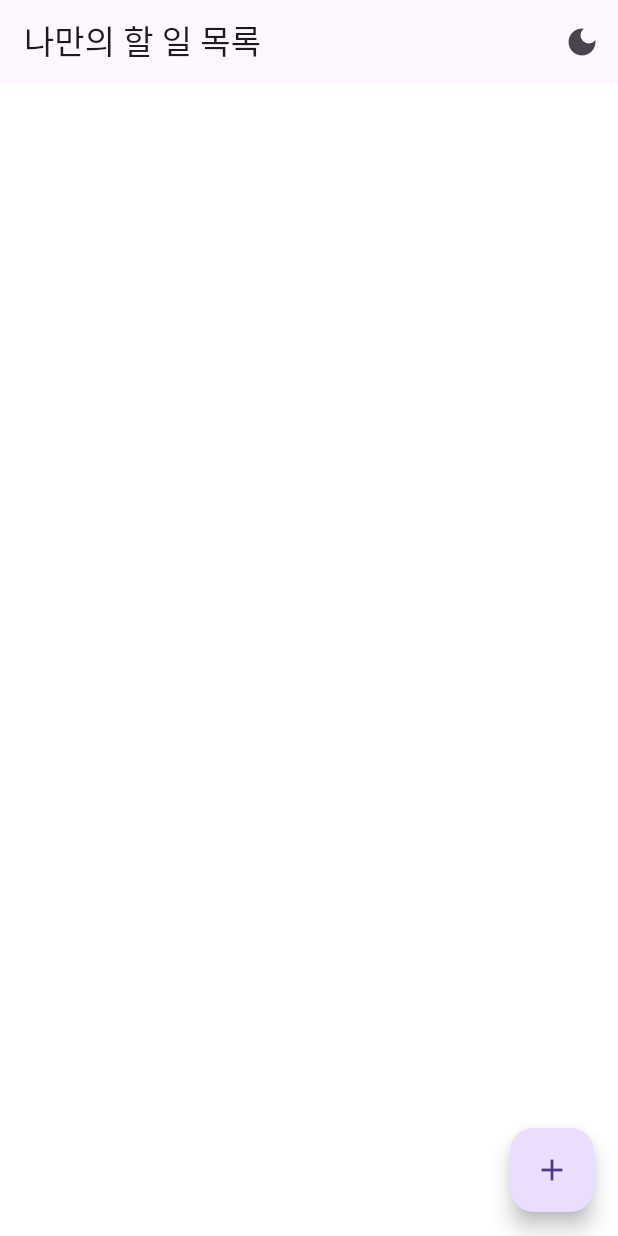
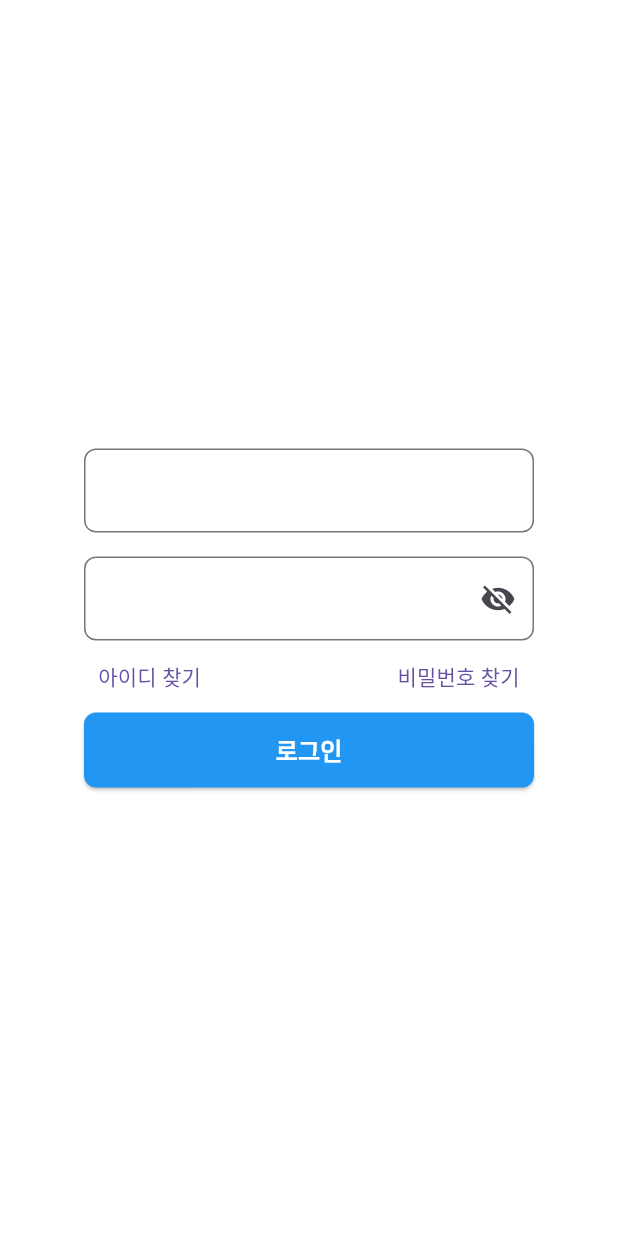
Before and after one commit to J1NWAN/getx_todo_list_app, a Flutter app: the screen it shows after launch, on a phone screen of 412 x 824 dp. Run offline on Flutter 3.47's test engine with Material 3 defaults, Android fonts, the light colour scheme and no system bars; our stand-ins replace device_info_plus, get, get_storage, package_info_plus.

Commit message:
로그인 화면 추가

```diff
--- a/lib/app/modules/home/controllers/home_controller.dart
+++ b/lib/app/modules/home/controllers/home_controller.dart
@@ -1,6 +1,7 @@
 import 'package:flutter/material.dart';
 import 'package:get/get.dart';
 import 'package:getx_app_base/app/core/utils/dialog_utils.dart';
+import 'package:getx_app_base/app/core/widgets/dialogs/multi_input_dialog.dart';
 import 'package:getx_app_base/app/data/models/todo_model.dart';
 import 'package:getx_app_base/app/data/services/storage_service.dart';
 import 'package:uuid/uuid.dart';
@@ -97,4 +98,40 @@ class HomeController extends GetxController {
       );
     }
   }
+
+  Future<void> multiInputDialog() async {
+    final result = await Get.dialog<List<String>>(
+      MultiInputDialog(
+        title: '사용자 정보 입력',
+        message: '아래 정보를 입력해주세요.',
+        fields: [
+          InputField(
+            label: '이름',
+            hintText: '이름을 입력하세요',
+            keyboardType: TextInputType.name,
+            isRequired: true,
+          ),
+          InputField(
+            label: '이메일',
+            hintText: '이메일을 입력하세요',
+            keyboardType: TextInputType.emailAddress,
+          ),
+          InputField(
+            label: '전화번호',
+            hintText: '전화번호를 입력하세요',
+            keyboardType: TextInputType.phone,
+          ),
+        ],
+        confirmText: '저장',
+        cancelText: '취소',
+      ),
+    );
+
+    if (result != null) {
+      final name = result[0];
+      final email = result[1];
+      final phone = result[2];
+      // 결과 처리
+    }
+  }
 }
--- a/lib/app/modules/home/views/home_view.dart
+++ b/lib/app/modules/home/views/home_view.dart
@@ -1,8 +1,6 @@
 import 'package:flutter/material.dart';
 import 'package:get/get.dart';
 import 'package:getx_app_base/app/core/theme/theme_controller.dart';
-import 'package:getx_app_base/app/core/utils/dialog_utils.dart';
-import 'package:getx_app_base/app/core/widgets/buttons/custom_button.dart';
 import 'package:getx_app_base/app/modules/home/controllers/home_controller.dart';
 
 class HomeView extends GetView<HomeController> {
--- /dev/null
+++ b/lib/app/modules/login/controllers/login_controller.dart
@@ -0,0 +1,11 @@
+import 'package:flutter/material.dart';
+import 'package:get/get.dart';
+import 'package:getx_app_base/app/data/models/todo_model.dart';
+import 'package:getx_app_base/app/data/services/storage_service.dart';
+
+class LoginController extends GetxController {
+  final StorageService _storageService = Get.find<StorageService>();
+  final TextEditingController idController = TextEditingController();
+  final TextEditingController passwordController = TextEditingController();
+  final isPasswordVisible = false.obs;
+}
--- /dev/null
+++ b/lib/app/modules/login/views/login_views.dart
@@ -0,0 +1,86 @@
+import 'package:flutter/material.dart';
+import 'package:get/get.dart';
+import 'package:getx_app_base/app/core/widgets/buttons/custom_button.dart';
+import 'package:getx_app_base/app/core/widgets/inputs/custom_text_field.dart';
+import 'package:getx_app_base/app/modules/login/controllers/login_controller.dart';
+
+class LoginView extends GetView<LoginController> {
+  const LoginView({super.key});
+
+  @override
+  Widget build(BuildContext context) {
+    return Scaffold(
+      body: SafeArea(
+        child: Center(
+          child: Column(
+            mainAxisAlignment: MainAxisAlignment.center,
+            children: [
+              SizedBox(
+                width: 300,
+                child: CustomTextField(
+                  controller: controller.idController,
+                  onChanged: (value) {},
+                  validator: (value) {
+                    if (value == null || value.isEmpty) {
+                      return '아이디를 입력해주세요.';
+                    }
+                    return null;
+                  },
+                ),
+              ),
+              const SizedBox(height: 16),
+              Obx(
+                () => SizedBox(
+                  width: 300,
+                  child: CustomTextField(
+                    obscureText: !controller.isPasswordVisible.value,
+                    suffix: GestureDetector(
+                      onTap: () {
+                        controller.isPasswordVisible.value = !controller.isPasswordVisible.value;
+                      },
+                      child: Icon(
+                        controller.isPasswordVisible.value ? Icons.visibility : Icons.visibility_off,
+                      ),
+                    ),
+                    controller: controller.passwordController,
+                    onChanged: (value) {},
+                    validator: (value) {
+                      if (value == null || value.isEmpty) {
+                        return '비밀번호를 입력해주세요.';
+                      }
+                      return null;
+                    },
+                  ),
+                ),
+              ),
+              Row(
+                mainAxisAlignment: MainAxisAlignment.spaceAround,
+                children: [
+                  TextButton(
+                    onPressed: () {},
+                    child: const Text('아이디 찾기'),
+                  ),
+                  TextButton(
+                    onPressed: () {},
+                    child: const Text('비밀번호 찾기'),
+                  ),
+                ],
+              ),
+              CustomButton(
+                isFullWidth: false,
+                width: 300,
+                height: 50,
+                text: '로그인',
+                onPressed: () {
+                  if (controller.idController.text.isEmpty || controller.passwordController.text.isEmpty) {
+                    Get.snackbar('알림', '아이디와 비밀번호를 입력해주세요.');
+                  }
+                },
+              ),
+            ],
+          ),
+        ),
+      ),
+    );
+  }
+}
--- a/lib/app/routes/app_pages.dart
+++ b/lib/app/routes/app_pages.dart
@@ -1,31 +1,23 @@
 import 'package:get/get.dart';
-import '../modules/home/bindings/home_binding.dart';
-import '../modules/home/views/home_view.dart';
+import 'package:getx_app_base/app/modules/home/bindings/home_binding.dart';
+import 'package:getx_app_base/app/modules/home/views/home_view.dart';
+import 'package:getx_app_base/app/modules/login/bindings/login_binding.dart';
+import 'package:getx_app_base/app/modules/login/views/login_views.dart';
 import 'app_routes.dart';
 
 abstract class AppPages {
   // 처음에 보여지는 화면
-  static const INITIAL = Routes.HOME;
+  static const INITIAL = Routes.LOGIN;
 
   static List<GetPage> routes = [
     GetPage(
-      name: Routes.HOME,
-      page: () => HomeView(),
-      binding: HomeBinding(),
+      name: Routes.LOGIN,
+      page: () => LoginView(),
+      binding: LoginBinding(),
     ),
     GetPage(
-      name: Routes.LOGIN,
-      page: () => HomeView(), // 임시로 HomeView 사용
-      binding: HomeBinding(),
-    ),
-    GetPage(
-      name: Routes.SETTINGS,
-      page: () => HomeView(), // 임시로 HomeView 사용
-      binding: HomeBinding(),
-    ),
-    GetPage(
-      name: Routes.PROFILE,
-      page: () => HomeView(), // 임시로 HomeView 사용
+      name: Routes.HOME,
+      page: () => const HomeView(),
       binding: HomeBinding(),
     ),
   ];
--- a/lib/app/routes/app_routes.dart
+++ b/lib/app/routes/app_routes.dart
@@ -1,6 +1,6 @@
 abstract class Routes {
-  static const HOME = '/';
-  static const LOGIN = '/login';
+  static const LOGIN = '/';
+  static const HOME = '/home';
   static const SETTINGS = '/settings';
   static const PROFILE = '/profile';
   // 추가 라우트들...
```
Also changed, not shown: lib/app/modules/login/bindings/login_binding.dart (added, +15 -0 lines).
